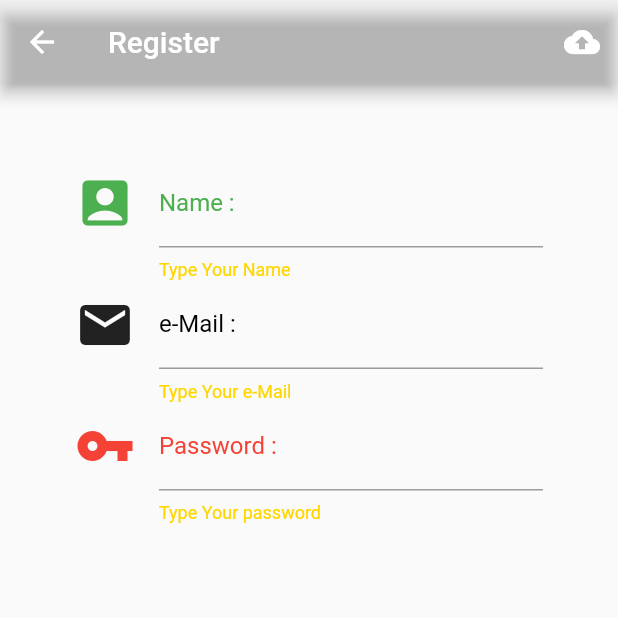
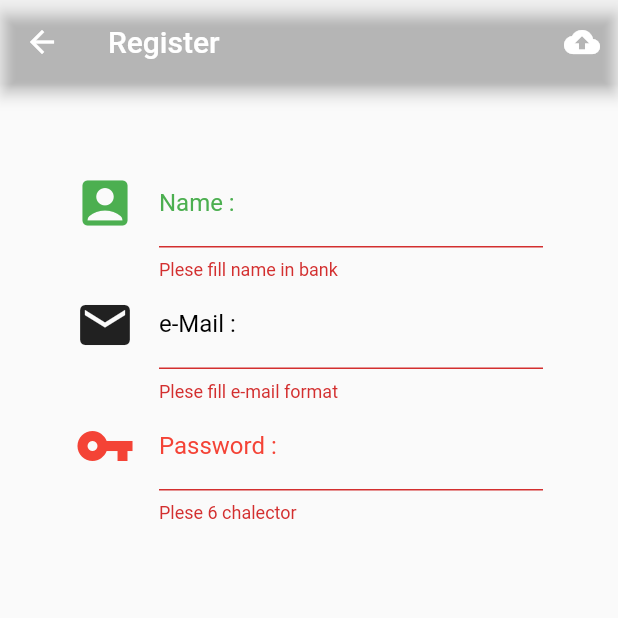
Before and after one commit to rhythmslyer/Fultter_MJ_pilab, a Flutter app: the Register screen opened directly, after a tap on the "cloud upload" icon, on a phone screen of 412 x 824 dp, the top half of it. Run offline on Flutter 3.47's test engine with Material 2 defaults, Android fonts, the phone set to English and light mode, and no system bars; project files that could hold a hidden picture were left out.

```diff
--- a/lib/screens/register.dart
+++ b/lib/screens/register.dart
@@ -7,7 +7,8 @@ class Register extends StatefulWidget {
 
 class _RegisterState extends State<Register> {
   //explicit
-
+  final formkey = GlobalKey<FormState>();
+  String nameString, emailString, passwordString;
   //method
 
   Widget nameText() {
@@ -24,6 +25,14 @@ class _RegisterState extends State<Register> {
         helperStyle: TextStyle(color: Colors.yellowAccent[700]),
         hintText: 'English Only',
       ),
+      validator: (String valuename) {
+        if (valuename.isEmpty) {
+          return 'Plese fill name in bank';
+        }
+      },
+      onSaved: (String value) {
+        nameString = value;
+      },
     );
   }
 
@@ -42,6 +51,14 @@ class _RegisterState extends State<Register> {
         helperStyle: TextStyle(color: Colors.yellowAccent[700]),
         hintText: 'email@mail.com',
       ),
+      validator: (String valueemail) {
+        if (!((valueemail.contains('@')) && (valueemail.contains('.')))) {
+          return 'Plese fill e-mail format';
+        }
+      },
+      onSaved: (String value) {
+        emailString = value;
+      },
     );
   }
 
@@ -59,13 +76,24 @@ class _RegisterState extends State<Register> {
         helperStyle: TextStyle(color: Colors.yellowAccent[700]),
         hintText: 'xxxxxx',
       ),
+      validator: (String value) {
+        if (value.length < 6) {
+          return 'Plese 6 chalector';
+        }
+      },
+      onSaved: (String value) {
+        passwordString = value;
+      },
     );
   }
 
   Widget groupText() {
-    return ListView(
-      padding: EdgeInsets.only(top: 50.0, left: 50.0, right: 50.0),
-      children: <Widget>[nameText(), emailText(), passwordText()],
+    return Form(
+      key: formkey,
+      child: ListView(
+        padding: EdgeInsets.only(top: 50.0, left: 50.0, right: 50.0),
+        children: <Widget>[nameText(), emailText(), passwordText()],
+      ),
     );
   }
 
@@ -74,7 +102,10 @@ class _RegisterState extends State<Register> {
       tooltip: 'Register',
       icon: Icon(Icons.cloud_upload),
       onPressed: () {
-        print('Save Register');
+        if (formkey.currentState.validate()) {
+          formkey.currentState.save();
+          print('Name : $nameString , E-Mail : $emailString , Password : $passwordString' );
+        }
       },
     );
   }
```
Also changed, not shown: 1 other file.
